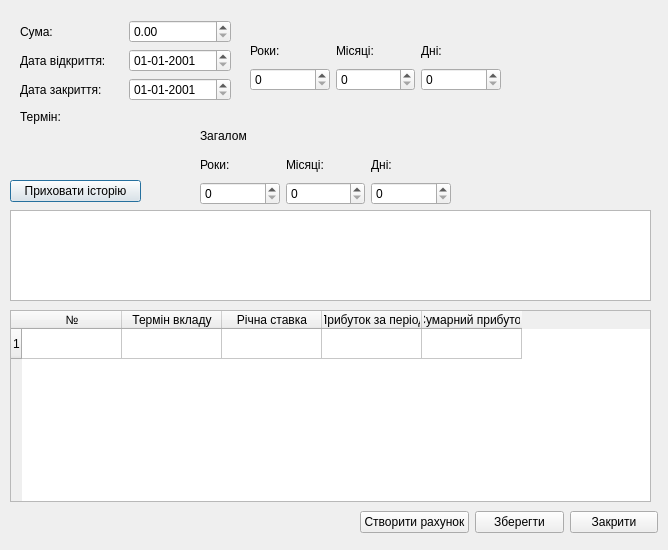
Above: src/credit_calculator.ui from blacksun-ua/percent_calc before the change. Below: the same form after it.
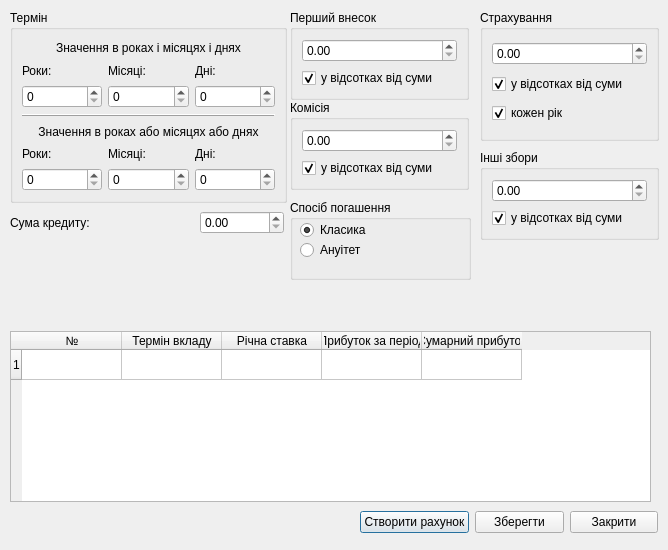
That is the form after the change.

The edit to the form file:
```diff
--- a/src/credit_calculator.ui
+++ b/src/credit_calculator.ui
@@ -13,26 +13,13 @@
   <property name="windowTitle">
    <string>Кредитний калькулятор</string>
   </property>
-  <widget class="QLabel" name="label_4">
-   <property name="geometry">
-    <rect>
-     <x>20</x>
-     <y>110</y>
-     <width>57</width>
-     <height>14</height>
-    </rect>
-   </property>
-   <property name="text">
-    <string>Термін:</string>
-   </property>
-  </widget>
   <widget class="QTableWidget" name="tableWidget">
    <property name="geometry">
     <rect>
      <x>10</x>
-     <y>310</y>
+     <y>331</y>
      <width>641</width>
-     <height>192</height>
+     <height>171</height>
     </rect>
    </property>
    <property name="wordWrap">
@@ -76,30 +63,7 @@
     </property>
    </column>
   </widget>
-  <widget class="QTableWidget" name="tableWidget_2">
-   <property name="geometry">
-    <rect>
-     <x>10</x>
-     <y>210</y>
-     <width>641</width>
-     <height>91</height>
-    </rect>
-   </property>
-  </widget>
-  <widget class="QPushButton" name="pushButtonHistory">
-   <property name="geometry">
-    <rect>
-     <x>10</x>
-     <y>180</y>
-     <width>131</width>
-     <height>22</height>
-    </rect>
-   </property>
-   <property name="text">
-    <string>Приховати історію</string>
-   </property>
-  </widget>
-  <widget class="QWidget" name="">
+  <widget class="QWidget" name="layoutWidget">
    <property name="geometry">
     <rect>
      <x>360</x>
@@ -132,113 +96,299 @@
     </item>
    </layout>
   </widget>
-  <widget class="QWidget" name="">
+  <widget class="QGroupBox" name="groupBox">
    <property name="geometry">
     <rect>
-     <x>250</x>
-     <y>40</y>
-     <width>251</width>
-     <height>51</height>
+     <x>290</x>
+     <y>200</y>
+     <width>181</width>
+     <height>80</height>
     </rect>
    </property>
-   <layout class="QGridLayout" name="gridLayout">
-    <item row="0" column="0">
-     <widget class="QLabel" name="label_6">
-      <property name="text">
-       <string>Роки:</string>
-      </property>
-     </widget>
+   <property name="title">
+    <string>Спосіб погашення</string>
+   </property>
+   <widget class="QRadioButton" name="radioButton">
+    <property name="geometry">
+     <rect>
+      <x>10</x>
+      <y>20</y>
+      <width>100</width>
+      <height>20</height>
+     </rect>
+    </property>
+    <property name="text">
+     <string>Класика</string>
+    </property>
+    <property name="checked">
+     <bool>true</bool>
+    </property>
+   </widget>
+   <widget class="QRadioButton" name="radioButton_2">
+    <property name="geometry">
+     <rect>
+      <x>10</x>
+      <y>40</y>
+      <width>100</width>
+      <height>20</height>
+     </rect>
+    </property>
+    <property name="text">
+     <string>Ануітет</string>
+    </property>
+   </widget>
+  </widget>
+  <widget class="QGroupBox" name="groupBox_2">
+   <property name="geometry">
+    <rect>
+     <x>10</x>
+     <y>10</y>
+     <width>277</width>
+     <height>193</height>
+    </rect>
+   </property>
+   <property name="title">
+    <string>Термін</string>
+   </property>
+   <layout class="QVBoxLayout" name="verticalLayout">
+    <item>
+     <layout class="QGridLayout" name="gridLayout">
+      <item row="0" column="0" colspan="3">
+       <widget class="QLabel" name="label_12">
+        <property name="text">
+         <string>Значення в роках і місяцях і днях</string>
+        </property>
+        <property name="alignment">
+         <set>Qt::AlignCenter</set>
+        </property>
+       </widget>
+      </item>
+      <item row="1" column="0">
+       <widget class="QLabel" name="label_6">
+        <property name="text">
+         <string>Роки:</string>
+        </property>
+       </widget>
+      </item>
+      <item row="1" column="1">
+       <widget class="QLabel" name="label_7">
+        <property name="text">
+         <string>Місяці:</string>
+        </property>
+       </widget>
+      </item>
+      <item row="1" column="2">
+       <widget class="QLabel" name="label_8">
+        <property name="text">
+         <string>Дні:</string>
+        </property>
+       </widget>
+      </item>
+      <item row="2" column="0">
+       <widget class="QSpinBox" name="spinBox">
+        <property name="maximum">
+         <number>100</number>
+        </property>
+       </widget>
+      </item>
+      <item row="2" column="1">
+       <widget class="QSpinBox" name="spinBox_2">
+        <property name="maximum">
+         <number>1200</number>
+        </property>
+       </widget>
+      </item>
+      <item row="2" column="2">
+       <widget class="QSpinBox" name="spinBox_3">
+        <property name="maximum">
+         <number>36500</number>
+        </property>
+       </widget>
+      </item>
+     </layout>
     </item>
-    <item row="0" column="1">
-     <widget class="QLabel" name="label_7">
-      <property name="text">
-       <string>Місяці:</string>
+    <item>
+     <widget class="QFrame" name="frame">
+      <property name="frameShape">
+       <enum>QFrame::HLine</enum>
       </property>
-     </widget>
-    </item>
-    <item row="0" column="2">
-     <widget class="QLabel" name="label_8">
-      <property name="text">
-       <string>Дні:</string>
+      <property name="frameShadow">
+       <enum>QFrame::Raised</enum>
       </property>
      </widget>
     </item>
-    <item row="1" column="0">
-     <widget class="QSpinBox" name="spinBox">
-      <property name="maximum">
-       <number>100</number>
-      </property>
-     </widget>
+    <item>
+     <layout class="QGridLayout" name="gridLayout_2">
+      <item row="0" column="0" colspan="3">
+       <widget class="QLabel" name="label_11">
+        <property name="text">
+         <string>Значення в роках або місяцях або днях</string>
+        </property>
+        <property name="alignment">
+         <set>Qt::AlignCenter</set>
+        </property>
+       </widget>
+      </item>
+      <item row="1" column="0">
+       <widget class="QLabel" name="label_5">
+        <property name="text">
+         <string>Роки:</string>
+        </property>
+       </widget>
+      </item>
+      <item row="1" column="1">
+       <widget class="QLabel" name="label_10">
+        <property name="text">
+         <string>Місяці:</string>
+        </property>
+       </widget>
+      </item>
+      <item row="1" column="2">
+       <widget class="QLabel" name="label_9">
+        <property name="text">
+         <string>Дні:</string>
+        </property>
+       </widget>
+      </item>
+      <item row="2" column="0">
+       <widget class="QSpinBox" name="spinBox_4"/>
+      </item>
+      <item row="2" column="1">
+       <widget class="QSpinBox" name="spinBox_5">
+        <property name="maximum">
+         <number>12</number>
+        </property>
+       </widget>
+      </item>
+      <item row="2" column="2">
+       <widget class="QSpinBox" name="spinBox_6">
+        <property name="maximum">
+         <number>31</number>
+        </property>
+       </widget>
+      </item>
+     </layout>
     </item>
-    <item row="1" column="1">
-     <widget class="QSpinBox" name="spinBox_2">
-      <property name="maximum">
-       <number>1200</number>
-      </property>
-     </widget>
+   </layout>
+  </widget>
+  <widget class="QGroupBox" name="groupBox_3">
+   <property name="geometry">
+    <rect>
+     <x>290</x>
+     <y>10</y>
+     <width>179</width>
+     <height>90</height>
+    </rect>
+   </property>
+   <property name="title">
+    <string>Перший внесок</string>
+   </property>
+   <layout class="QVBoxLayout" name="verticalLayout_2">
+    <item>
+     <widget class="QDoubleSpinBox" name="doubleSpinBox_2"/>
     </item>
-    <item row="1" column="2">
-     <widget class="QSpinBox" name="spinBox_3">
-      <property name="maximum">
-       <number>36500</number>
+    <item>
+     <widget class="QCheckBox" name="checkBox">
+      <property name="text">
+       <string>у відсотках від суми</string>
       </property>
+      <property name="checked">
+       <bool>true</bool>
+      </property>
      </widget>
     </item>
    </layout>
   </widget>
-  <widget class="QWidget" name="">
+  <widget class="QGroupBox" name="groupBox_5">
    <property name="geometry">
     <rect>
-     <x>200</x>
-     <y>124</y>
-     <width>251</width>
-     <height>81</height>
+     <x>480</x>
+     <y>10</y>
+     <width>179</width>
+     <height>131</height>
     </rect>
    </property>
-   <layout class="QGridLayout" name="gridLayout_2">
-    <item row="1" column="1">
-     <widget class="QLabel" name="label_10">
+   <property name="title">
+    <string>Страхування</string>
+   </property>
+   <layout class="QVBoxLayout" name="verticalLayout_4">
+    <item>
+     <widget class="QDoubleSpinBox" name="doubleSpinBox_4"/>
+    </item>
+    <item>
+     <widget class="QCheckBox" name="checkBox_3">
       <property name="text">
-       <string>Місяці:</string>
+       <string>у відсотках від суми</string>
       </property>
+      <property name="checked">
+       <bool>true</bool>
+      </property>
      </widget>
     </item>
-    <item row="1" column="0">
-     <widget class="QLabel" name="label_5">
+    <item>
+     <widget class="QCheckBox" name="checkBox_4">
       <property name="text">
-       <string>Роки:</string>
+       <string>кожен рік</string>
       </property>
+      <property name="checked">
+       <bool>true</bool>
+      </property>
      </widget>
     </item>
-    <item row="2" column="0">
-     <widget class="QSpinBox" name="spinBox_4"/>
+   </layout>
+  </widget>
+  <widget class="QGroupBox" name="groupBox_6">
+   <property name="geometry">
+    <rect>
+     <x>290</x>
+     <y>100</y>
+     <width>179</width>
+     <height>90</height>
+    </rect>
+   </property>
+   <property name="title">
+    <string>Комісія</string>
+   </property>
+   <layout class="QVBoxLayout" name="verticalLayout_5">
+    <item>
+     <widget class="QDoubleSpinBox" name="doubleSpinBox_5"/>
     </item>
-    <item row="1" column="2">
-     <widget class="QLabel" name="label_9">
+    <item>
+     <widget class="QCheckBox" name="checkBox_5">
       <property name="text">
-       <string>Дні:</string>
+       <string>у відсотках від суми</string>
       </property>
-     </widget>
-    </item>
-    <item row="2" column="2">
-     <widget class="QSpinBox" name="spinBox_6">
-      <property name="maximum">
-       <number>31</number>
+      <property name="checked">
+       <bool>true</bool>
       </property>
      </widget>
     </item>
-    <item row="2" column="1">
-     <widget class="QSpinBox" name="spinBox_5">
-      <property name="maximum">
-       <number>12</number>
-      </property>
-     </widget>
+   </layout>
+  </widget>
+  <widget class="QGroupBox" name="groupBox_7">
+   <property name="geometry">
+    <rect>
+     <x>480</x>
+     <y>150</y>
+     <width>179</width>
+     <height>90</height>
+    </rect>
+   </property>
+   <property name="title">
+    <string>Інші збори</string>
+   </property>
+   <layout class="QVBoxLayout" name="verticalLayout_6">
+    <item>
+     <widget class="QDoubleSpinBox" name="doubleSpinBox_6"/>
     </item>
-    <item row="0" column="0" colspan="3">
-     <widget class="QLabel" name="label_11">
+    <item>
+     <widget class="QCheckBox" name="checkBox_6">
       <property name="text">
-       <string>Загалом</string>
+       <string>у відсотках від суми</string>
       </property>
+      <property name="checked">
+       <bool>true</bool>
+      </property>
      </widget>
     </item>
    </layout>
@@ -246,82 +396,40 @@
   <widget class="QWidget" name="">
    <property name="geometry">
     <rect>
-     <x>20</x>
-     <y>20</y>
-     <width>211</width>
-     <height>83</height>
+     <x>10</x>
+     <y>210</y>
+     <width>274</width>
+     <height>25</height>
     </rect>
    </property>
-   <layout class="QGridLayout" name="gridLayout_3">
-    <item row="0" column="0">
+   <layout class="QHBoxLayout" name="horizontalLayout_2">
+    <item>
      <widget class="QLabel" name="label">
       <property name="text">
-       <string>Сума:</string>
+       <string>Сума кредиту:</string>
       </property>
      </widget>
     </item>
-    <item row="0" column="1">
-     <widget class="QDoubleSpinBox" name="doubleSpinBox"/>
-    </item>
-    <item row="1" column="0">
-     <widget class="QLabel" name="label_2">
-      <property name="text">
-       <string>Дата відкриття:</string>
+    <item>
+     <spacer name="horizontalSpacer">
+      <property name="orientation">
+       <enum>Qt::Horizontal</enum>
       </property>
-     </widget>
-    </item>
-    <item row="1" column="1">
-     <widget class="QDateEdit" name="dateEdit">
-      <property name="dateTime">
-       <datetime>
-        <hour>0</hour>
-        <minute>0</minute>
-        <second>0</second>
-        <year>2001</year>
-        <month>1</month>
-        <day>1</day>
-       </datetime>
+      <property name="sizeHint" stdset="0">
+       <size>
+        <width>40</width>
+        <height>20</height>
+       </size>
       </property>
-      <property name="minimumDate">
-       <date>
-        <year>1801</year>
-        <month>1</month>
-        <day>1</day>
-       </date>
-      </property>
-      <property name="displayFormat">
-       <string>dd-MM-yyyy</string>
-      </property>
-     </widget>
+     </spacer>
     </item>
-    <item row="2" column="0">
-     <widget class="QLabel" name="label_3">
-      <property name="text">
-       <string>Дата закриття:</string>
+    <item>
+     <widget class="QDoubleSpinBox" name="doubleSpinBox">
+      <property name="maximum">
+       <double>2100000000.990000009536743</double>
       </property>
-     </widget>
-    </item>
-    <item row="2" column="1">
-     <widget class="QDateEdit" name="dateEdit_2">
-      <property name="dateTime">
-       <datetime>
-        <hour>0</hour>
-        <minute>0</minute>
-        <second>0</second>
-        <year>2001</year>
-        <month>1</month>
-        <day>1</day>
-       </datetime>
-      </property>
-      <property name="minimumDate">
-       <date>
-        <year>1801</year>
-        <month>1</month>
-        <day>1</day>
-       </date>
-      </property>
-      <property name="displayFormat">
-       <string>dd-MM-yyyy</string>
+      <property name="singleStep">
+       <double>100.000000000000000</double>
       </property>
      </widget>
     </item>
```
Left out of the diff: 36 changed lines with no effect on the pictures.
